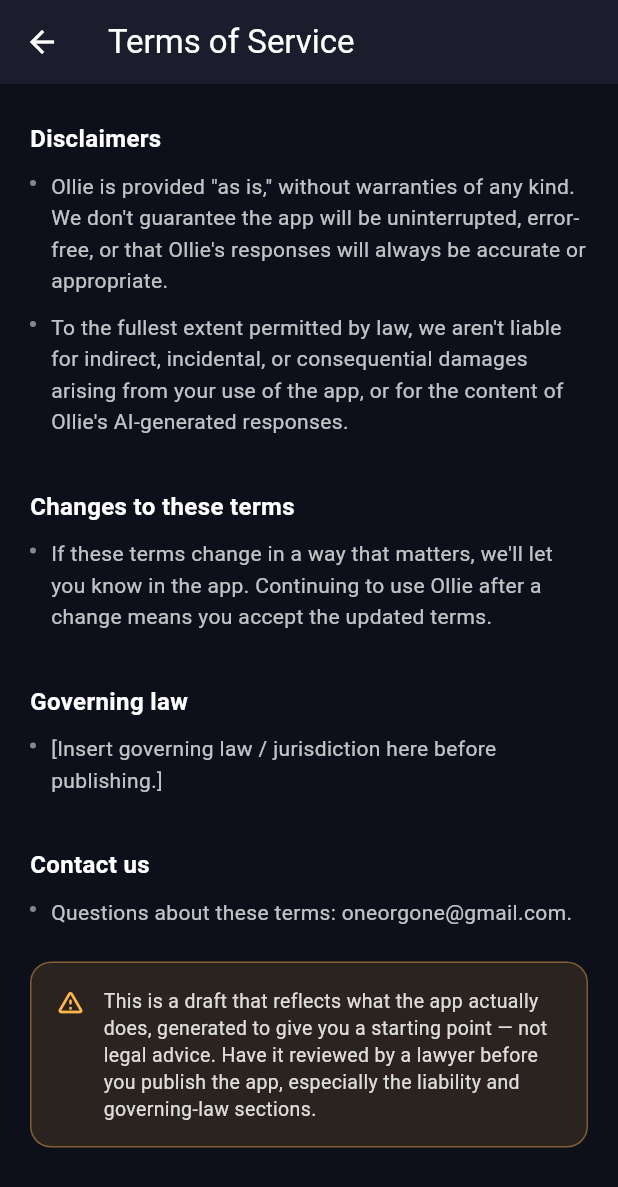
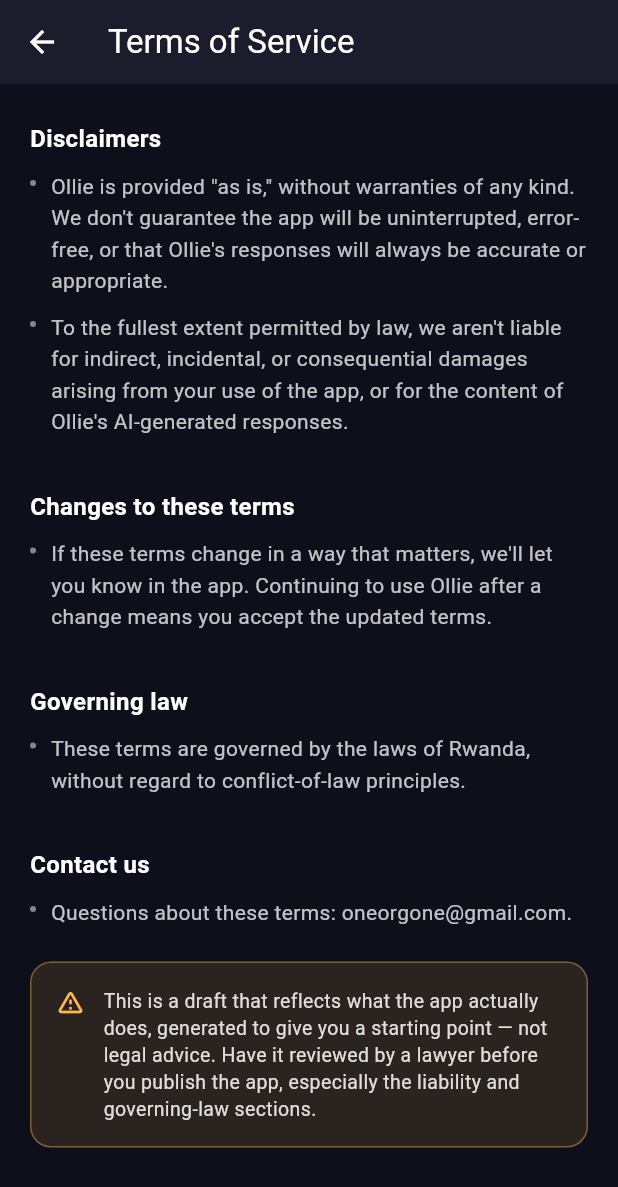
Before and after one commit to ollie81/ollie-flutter, a Flutter app: the TermsOfServiceScreen screen opened directly, scrolled down 2178 dp, on a phone screen of 412 x 824 dp. Shown: the top 1187 px of the screen. Run offline on Flutter 3.47's test engine with Material 3 defaults, Android fonts, the phone set to English and light mode, and no system bars; our stand-ins replace audioplayers, firebase_core, firebase_messaging, flutter_secure_storage, google_mobile_ads, google_sign_in and 7 more; missing offline and left inert: flutter_sound; accounts and stored records are empty; Roboto replaces fonts that are missing (SF Pro Display).

Commit message:
Fill in Rwanda as governing law in terms of service
Co-Authored-By: Claude Sonnet 5 <noreply@anthropic.com>
Claude-Session: https://claude.ai/code/session_01YS3Es1KcYh6ZUWobHe9Axw

```diff
--- a/lib/screens/terms_of_service_screen.dart
+++ b/lib/screens/terms_of_service_screen.dart
@@ -99,7 +99,8 @@ class TermsOfServiceScreen extends StatelessWidget {
                 'updated terms.'),
           ]),
           _section('Governing law', [
-            _bullet('[Insert governing law / jurisdiction here before publishing.]'),
+            _bullet('These terms are governed by the laws of Rwanda, without regard to '
+                'conflict-of-law principles.'),
           ]),
           _section('Contact us', [
             _bullet('Questions about these terms: oneorgone@gmail.com.'),
```
